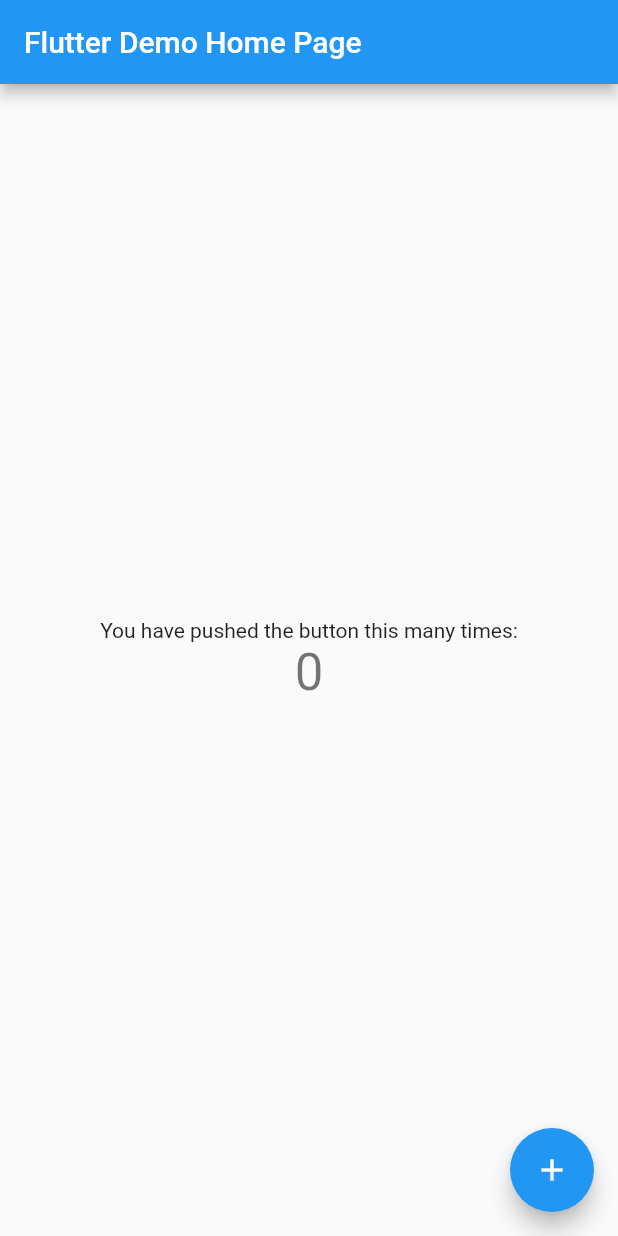
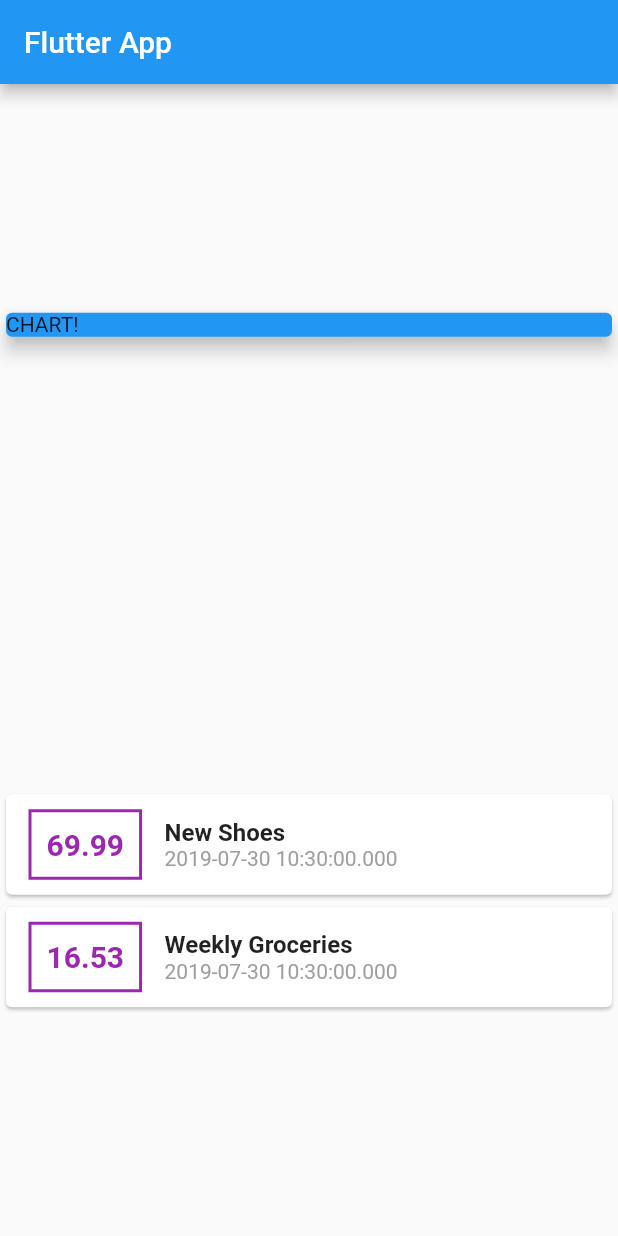
Before and after one commit to MitchDresdner/play_with_styles, a Flutter app: the screen it shows after launch, on a phone screen of 412 x 824 dp. Run offline on Flutter 3.47's test engine with Material 2 defaults, Android fonts, the phone set to English and light mode, and no system bars.

Commit message:
adds styles

```diff
--- a/lib/main.dart
+++ b/lib/main.dart
@@ -1,111 +1,104 @@
 import 'package:flutter/material.dart';
+
+import './transaction.dart';
 
 void main() => runApp(MyApp());
 
 class MyApp extends StatelessWidget {
-  // This widget is the root of your application.
   @override
   Widget build(BuildContext context) {
     return MaterialApp(
-      title: 'Flutter Demo',
-      theme: ThemeData(
-        // This is the theme of your application.
-        //
-        // Try running your application with "flutter run". You'll see the
-        // application has a blue toolbar. Then, without quitting the app, try
-        // changing the primarySwatch below to Colors.green and then invoke
-        // "hot reload" (press "r" in the console where you ran "flutter run",
-        // or simply save your changes to "hot reload" in a Flutter IDE).
-        // Notice that the counter didn't reset back to zero; the application
-        // is not restarted.
-        primarySwatch: Colors.blue,
-      ),
-      home: MyHomePage(title: 'Flutter Demo Home Page'),
+      title: 'Flutter App',
+      home: MyHomePage(),
     );
   }
 }
 
-class MyHomePage extends StatefulWidget {
-  MyHomePage({Key key, this.title}) : super(key: key);
-
-  // This widget is the home page of your application. It is stateful, meaning
-  // that it has a State object (defined below) that contains fields that affect
-  // how it looks.
-
-  // This class is the configuration for the state. It holds the values (in this
-  // case the title) provided by the parent (in this case the App widget) and
-  // used by the build method of the State. Fields in a Widget subclass are
-  // always marked "final".
-
-  final String title;
-
-  @override
-  _MyHomePageState createState() => _MyHomePageState();
-}
-
-class _MyHomePageState extends State<MyHomePage> {
-  int _counter = 0;
-
-  void _incrementCounter() {
-    setState(() {
-      // This call to setState tells the Flutter framework that something has
-      // changed in this State, which causes it to rerun the build method below
-      // so that the display can reflect the updated values. If we changed
-      // _counter without calling setState(), then the build method would not be
-      // called again, and so nothing would appear to happen.
-      _counter++;
-    });
-  }
+class MyHomePage extends StatelessWidget {
+  final List<Transaction> transactions = [
+    Transaction(
+      id: 't1',
+      title: 'New Shoes',
+      amount: 69.99,
+      date: DateTime.now(),
+    ),
+    Transaction(
+      id: 't2',
+      title: 'Weekly Groceries',
+      amount: 16.53,
+      date: DateTime.now(),
+    ),
+  ];
 
   @override
   Widget build(BuildContext context) {
-    // This method is rerun every time setState is called, for instance as done
-    // by the _incrementCounter method above.
-    //
-    // The Flutter framework has been optimized to make rerunning build methods
-    // fast, so that you can just rebuild anything that needs updating rather
-    // than having to individually change instances of widgets.
     return Scaffold(
       appBar: AppBar(
-        // Here we take the value from the MyHomePage object that was created by
-        // the App.build method, and use it to set our appbar title.
-        title: Text(widget.title),
+        title: Text('Flutter App'),
       ),
-      body: Center(
-        // Center is a layout widget. It takes a single child and positions it
-        // in the middle of the parent.
-        child: Column(
-          // Column is also layout widget. It takes a list of children and
-          // arranges them vertically. By default, it sizes itself to fit its
-          // children horizontally, and tries to be as tall as its parent.
-          //
-          // Invoke "debug painting" (press "p" in the console, choose the
-          // "Toggle Debug Paint" action from the Flutter Inspector in Android
-          // Studio, or the "Toggle Debug Paint" command in Visual Studio Code)
-          // to see the wireframe for each widget.
-          //
-          // Column has various properties to control how it sizes itself and
-          // how it positions its children. Here we use mainAxisAlignment to
-          // center the children vertically; the main axis here is the vertical
-          // axis because Columns are vertical (the cross axis would be
-          // horizontal).
-          mainAxisAlignment: MainAxisAlignment.center,
+      body: Column(
+        mainAxisAlignment: MainAxisAlignment.spaceAround,
+        crossAxisAlignment: CrossAxisAlignment.stretch,
+        children: <Widget>[
+          Container(
+            width: double.infinity,
+            child: Card(
+              color: Colors.blue,
+              child: Text('CHART!'),
+              elevation: 5,
+            ),
+          ),
+          Column(
+            children: transactions.map((tx) {
+              return Card(
+                child: Row(
+                  children: <Widget>[
+                    Container(
+                      margin: EdgeInsets.symmetric(
+                        vertical: 10,
+                        horizontal: 15,
+                      ),
+                      decoration: BoxDecoration(
+                        border: Border.all(
+                          color: Colors.purple,
+                          width: 2,
+                        ),
+                      ),
+                      padding: EdgeInsets.all(10),
+                      child: Text(
+                        tx.amount.toString(),
+                        style: TextStyle(
+                          fontWeight: FontWeight.bold,
+                          fontSize: 20,
+                          color: Colors.purple,
+                        ),
+                      ),
+                    ),
+                    Column(
+                      crossAxisAlignment: CrossAxisAlignment.start,
                       children: <Widget>[
                         Text(
-              'You have pushed the button this many times:',
+                          tx.title,
+                          style: TextStyle(
+                            fontSize: 16,
+                            fontWeight: FontWeight.bold,
+                          ),
                         ),
                         Text(
-              '$_counter',
-              style: Theme.of(context).textTheme.display1,
+                          tx.date.toString(),
+                          style: TextStyle(
+                            color: Colors.grey,
+                          ),
                         ),
                       ],
                     ),
+                  ],
                 ),
-      floatingActionButton: FloatingActionButton(
-        onPressed: _incrementCounter,
-        tooltip: 'Increment',
-        child: Icon(Icons.add),
-      ), // This trailing comma makes auto-formatting nicer for build methods.
+              );
+            }).toList(),
+          ),
+        ],
+      ),
     );
   }
 }
--- /dev/null
+++ b/lib/transaction.dart
@@ -0,0 +1,15 @@
+import 'package:flutter/foundation.dart';
+
+class Transaction {
+  final String id;
+  final String title;
+  final double amount;
+  final DateTime date;
+
+  Transaction({
+    @required this.id,
+    @required this.title,
+    @required this.amount,
+    @required this.date,
+  });
+}
```
Lines whose indentation alone changed are shown as unchanged.
